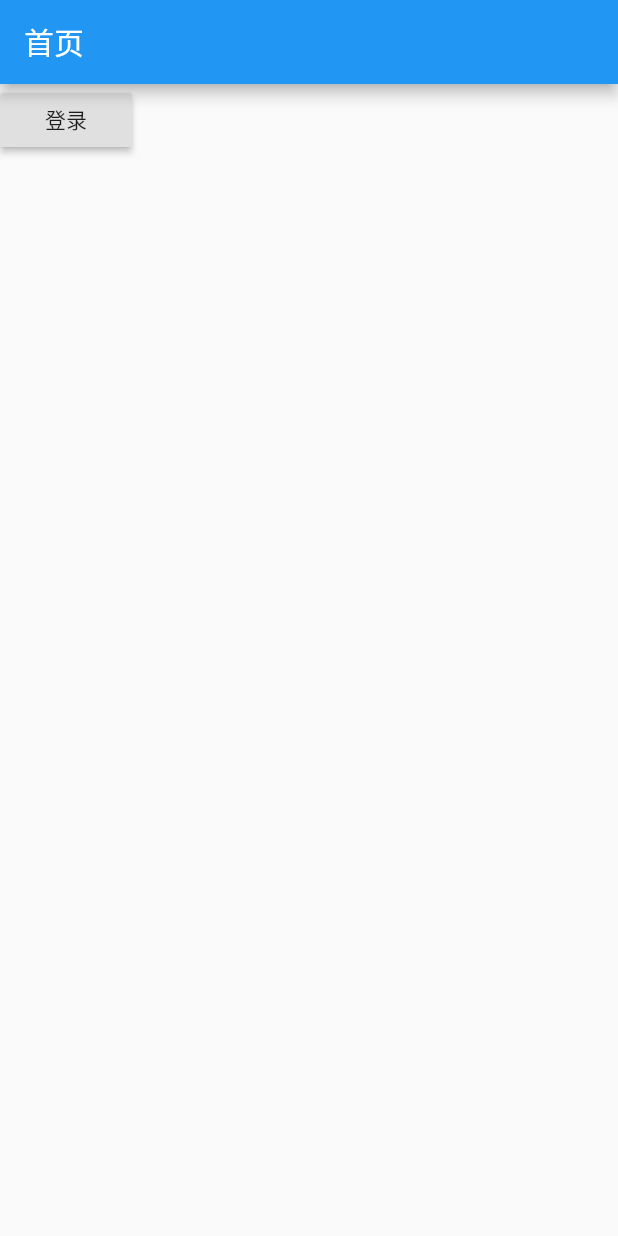
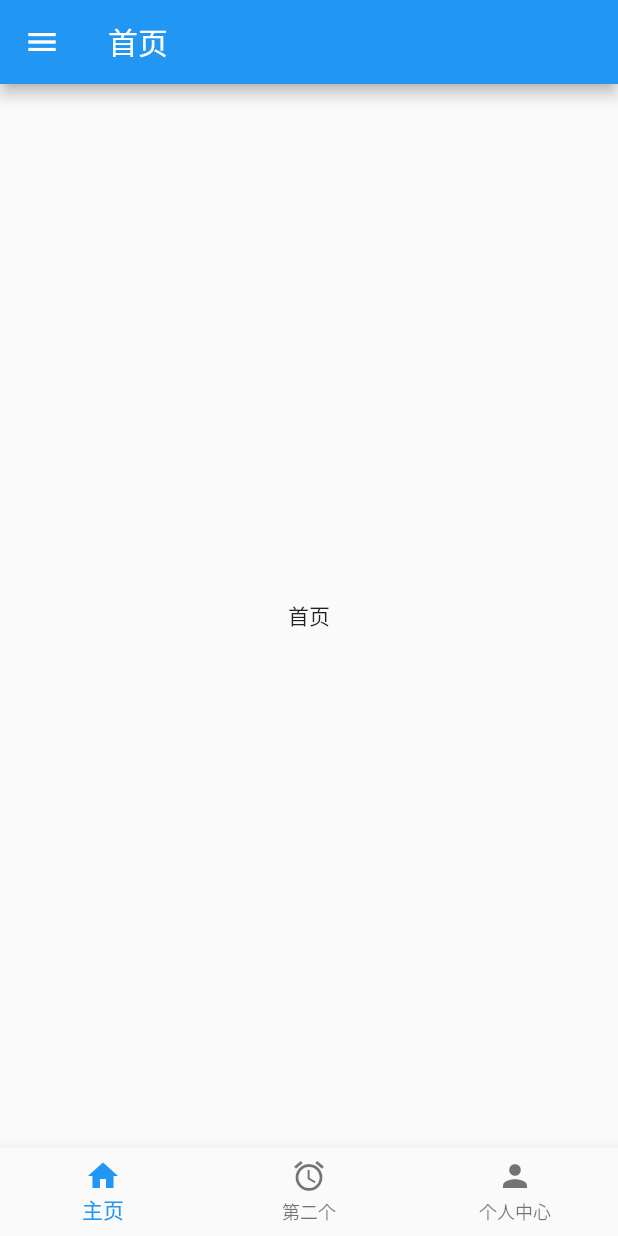
Before and after one commit to dyx77421088/flutter_login_register, a Flutter app: the screen it shows after launch, after a tap on "登录", after a tap on the "clear" icon, on a phone screen of 412 x 824 dp. Run offline on Flutter 3.47's test engine with Material 2 defaults, Android fonts, the phone set to English and light mode, and no system bars; our stand-ins replace dio, fluttertoast; missing offline and left inert: flutter_qq, gesture_recognition.

Commit message:
20200720_dyx_首页

```diff
--- a/lib/main.dart
+++ b/lib/main.dart
@@ -1,20 +1,13 @@
 import 'package:flutter/material.dart';
-import 'package:gesture_recognition/gesture_view.dart';
-import 'package:loginregister/pages/register/register.dart';
-import 'package:loginregister/pages/shoushi/cs.dart';
-import 'pages/login/login.dart';
-import 'pages/login/qq_login.dart';
+import 'package:loginregister/pages/login/login.dart';
+import 'pages/my_home/my_home.dart';
+import 'pages/routes/routes.dart';
 
 void main() => runApp(MyApp());
 
 class MyApp extends StatelessWidget {
   //配置路由
-  final routes = {
-    "/login": (context) => LoginPage(),
-    "/qq_login": (context) => QQLoginPage(),
-    "/cs": (context) => MainPage(),
-    "/register": (context) => Register(),
-  };
+
   // This widget is the root of your application.
   @override
   Widget build(BuildContext context) {
@@ -24,68 +17,12 @@ class MyApp extends StatelessWidget {
         primarySwatch: Colors.blue,
       ),
       home: MyHomePage(),
-      onGenerateRoute: _onGenerateRoute,
-      initialRoute: "/login",
+      onGenerateRoute: onGenerateRoute,
+      onUnknownRoute: onUnknownRoute,
+//      初始化路由
+      initialRoute: LoginPage.route,
     );
   }
   //
-  Route _onGenerateRoute(RouteSettings settings) {
-    //获得路由名称
-    final name = settings.name;
-    //获得路由对应的function
-    final Function function = this.routes[name];
-
-    if(function != null) {
-      //如果传参不为空，那么就把这个参数传过去
-      if(settings.arguments != null) {
-        return MaterialPageRoute(
-          builder:(context) => function(context, arguments:settings.arguments)
-        );
-      } else {
-        return MaterialPageRoute(
-            builder:(context) => function(context)
-        );
-      }
-    }
-    return null;
-  }
-}
-
-class MyHomePage extends StatefulWidget {
-  @override
-  _MyHomePageState createState() => _MyHomePageState();
-}
-
-class _MyHomePageState extends State<MyHomePage> {
-  GlobalKey<GestureState> gestureStateKey = GlobalKey();
-
-//  onYanz() {
-//
-//  GestureView(
-//    key: this.gestureStateKey,
-//    size: MediaQuery.of(context).size.width*0.8,
-//    selectColor: Colors.blue,
-//    onPanUp: (List<int> items) {
-//      analysisGesture(items);
-//    },
-//    onPanDown: () {
-//      gestureStateKey.currentState.selectColor = Colors.blue;
-//      setState(() {
-//        status = 0;
-//      });
-//    },
-//    )
-//  }
-
-  @override
-  Widget build(BuildContext context) {
-    return Scaffold(
-      appBar: AppBar(title: Text('首页'),),
-      body: RaisedButton(
-        child: Text('登录'),
-        onPressed: ()=>Navigator.pushNamed(context, "/login"),
-      ),
-    );
-  }
 
 }
--- /dev/null
+++ b/lib/pages/home/home.dart
@@ -0,0 +1,18 @@
+import 'package:flutter/material.dart';
+
+class HomePage extends StatelessWidget {
+  @override
+  Widget build(BuildContext context) {
+    return Scaffold(
+      appBar: AppBar(
+        title: Text('首页'),
+      ),
+      body: Center(
+        child: Text('首页'),
+      ),
+      drawer: Drawer(
+        child: Text('你好抽屉'),
+      ),
+    );
+  }
+}
--- a/lib/pages/login/login_info.dart
+++ b/lib/pages/login/login_info.dart
@@ -1,5 +1,6 @@
 import 'package:flutter/material.dart';
 import 'package:loginregister/my_ui/my_text_form_field.dart';
+import 'package:loginregister/pages/register/register.dart';
 
 typedef OnLoginCallback(String userName, String password);
 
@@ -59,7 +60,7 @@ class _LoginInfoPageState extends State<LoginInfoPage> {
                 ),
                 InkWell(
                   child: Text('现在注册'),
-                  onTap: () => Navigator.pushNamed(context, "/register"),
+                  onTap: () => Navigator.pushNamed(context, Register.route),
                 )
               ],
             )
--- a/lib/pages/login/qq_login.dart
+++ b/lib/pages/login/qq_login.dart
@@ -4,6 +4,7 @@ import 'package:flutter_qq/flutter_qq.dart';
 
 
 class QQLoginPage extends StatefulWidget {
+  static final route = "/qq_login";
   @override
   _QQLoginPageState createState() => _QQLoginPageState();
 }
--- /dev/null
+++ b/lib/pages/my_home/bottom_navigation_bar.dart
@@ -0,0 +1,15 @@
+import 'package:flutter/material.dart';
+import 'package:loginregister/pages/home/home.dart';
+import 'package:loginregister/pages/personal/person.dart';
+
+List<BottomNavigationBarItem> bottomNavigation = [
+  BottomNavigationBarItem(title: Text('主页'), icon: Icon(Icons.home)),
+  BottomNavigationBarItem(title: Text('第二个'), icon: Icon(Icons.access_alarm)),
+  BottomNavigationBarItem(title: Text('个人中心'), icon: Icon(Icons.person)),
+];
+
+List<Widget> pages = [
+  HomePage(),
+  HomePage(),
+  PersonalPage(),
+];
--- /dev/null
+++ b/lib/pages/my_home/my_home.dart
@@ -0,0 +1,30 @@
+import 'package:flutter/material.dart';
+import 'package:loginregister/pages/login/login.dart';
+
+import 'bottom_navigation_bar.dart';
+
+class MyHomePage extends StatefulWidget {
+  @override
+  _MyHomePageState createState() => _MyHomePageState();
+}
+
+class _MyHomePageState extends State<MyHomePage> {
+  int _currentIndex = 0;
+
+  @override
+  Widget build(BuildContext context) {
+    return Scaffold(
+      body: pages[_currentIndex],
+      bottomNavigationBar: BottomNavigationBar(
+        currentIndex: _currentIndex,
+        items: bottomNavigation,
+        onTap: (index) {
+          setState(() {
+            _currentIndex = index;
+          });
+        },
+      ),
+    );
+  }
+
+}
--- /dev/null
+++ b/lib/pages/personal/person.dart
@@ -0,0 +1,15 @@
+import 'package:flutter/material.dart';
+
+class PersonalPage extends StatelessWidget {
+  @override
+  Widget build(BuildContext context) {
+    return Scaffold(
+      appBar: AppBar(
+        title: Text('个人中心'),
+      ),
+      body: Center(
+        child: Text('个人中心'),
+      ),
+    );
+  }
+}
--- a/lib/pages/register/register.dart
+++ b/lib/pages/register/register.dart
@@ -6,6 +6,7 @@ import 'package:loginregister/utils/toast.dart';
 
 
 class Register extends StatefulWidget{
+  static final route = "/register";
   @override
   _RegisterState createState() => _RegisterState();
 }
--- /dev/null
+++ b/lib/pages/routes/routes.dart
@@ -0,0 +1,46 @@
+import 'package:flutter/material.dart';
+import 'package:loginregister/pages/routes/un_known.dart';
+
+import '../login/login.dart';
+import '../login/qq_login.dart';
+import '../shoushi/cs.dart';
+import '../register/register.dart';
+
+// 路由
+final routes = {
+  LoginPage.route: (context) => LoginPage(),
+  QQLoginPage.route: (context) => QQLoginPage(),
+  MainPage.route: (context) => MainPage(),
+  Register.route: (context) => Register(),
+};
+
+///命名路由传参
+Route onGenerateRoute(RouteSettings settings) {
+  //获得路由名称
+  final name = settings.name;
+  //获得路由对应的function
+  final Function function = routes[name];
+
+  if(function != null) {
+    //如果传参不为空，那么就把这个参数传过去
+    if(settings.arguments != null) {
+      return MaterialPageRoute(
+          builder:(context) => function(context, arguments:settings.arguments)
+      );
+    } else {
+      return MaterialPageRoute(
+          builder:(context) => function(context)
+      );
+    }
+  }
+  return null;
+}
+
+///没找到后返回的界面
+Route onUnknownRoute(_) {
+  return MaterialPageRoute(
+      builder: (_) {
+        return UnKnown();
+      }
+  );
+}
--- /dev/null
+++ b/lib/pages/routes/un_known.dart
@@ -0,0 +1,13 @@
+import 'package:flutter/material.dart';
+
+class UnKnown extends StatelessWidget {
+  @override
+  Widget build(BuildContext context) {
+    return Scaffold(
+      appBar: AppBar(title: Text('错误页面'),),
+      body: Center(
+        child: Text('错误页面', style: TextStyle(color: Colors.red, fontSize: 32),),
+      ),
+    );
+  }
+}
--- a/lib/pages/shoushi/cs.dart
+++ b/lib/pages/shoushi/cs.dart
@@ -3,7 +3,7 @@ import 'package:loginregister/pages/shoushi/setting_page.dart';
 import 'package:loginregister/pages/shoushi/verify_page.dart';
 
 class MainPage extends StatelessWidget {
-
+  static final route = "/cs";
   void _routeToPage(BuildContext context,Widget page) {
     Navigator.of(context).push(
         MaterialPageRoute(builder: (context){
```
Also changed, not shown: lib/pages/login/login.dart (+5 -3 lines).
